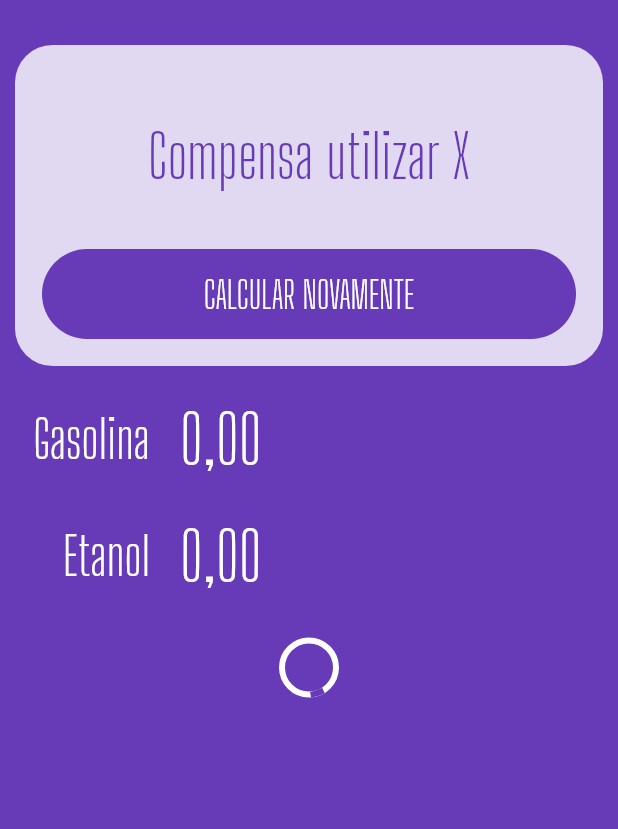
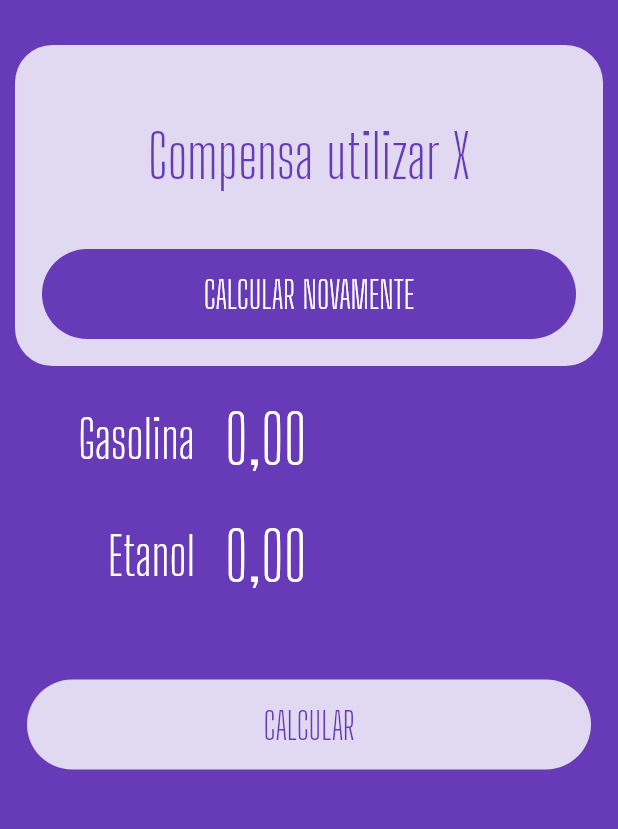
Before and after one commit to claylton/ethanol_or_gasoline, a Flutter app: the screen it shows after launch, on a phone screen of 412 x 824 dp, the part 270-1099 px from its top. Run offline on Flutter 3.47's test engine with Material 2 defaults, Android fonts, the phone set to English and light mode, and no system bars; our stand-ins replace mask_text_input_formatter.

Commit message:
Feat: Add submit forms

```diff
--- a/lib/main.dart
+++ b/lib/main.dart
@@ -1,6 +1,5 @@
-import 'package:ethanol_or_gasoline/widgets/input_widget.dart';
-import 'package:ethanol_or_gasoline/widgets/loading_button_widget.dart';
 import 'package:ethanol_or_gasoline/widgets/logo_widget.dart';
+import 'package:ethanol_or_gasoline/widgets/submit_forms.dart';
 import 'package:ethanol_or_gasoline/widgets/success_card_widget.dart';
 import 'package:flutter/material.dart';
 
@@ -36,16 +35,12 @@ class HomePage extends StatelessWidget {
           const LogoWidget(),
           SuccessCardWidget(
             label: "Compensa utilizar X",
-            onPressed: (){},
+            onPressed: () {},
           ),
-          InputWidget(label: "Gasolina"),
-          InputWidget(label: "Etanol"),
-          LoadingButtonWidget(
-            isLoading: true,
-            invertColors: false,
+          SubmitForms(
+            isLoading: false,
             onPressed: () {},
-            label: "CALCULAR",
-          )
+          ),
         ],
       ),
     );
--- /dev/null
+++ b/lib/widgets/submit_forms.dart
@@ -0,0 +1,44 @@
+// ignore_for_file: public_member_api_docs, sort_constructors_first
+import 'package:ethanol_or_gasoline/widgets/input_widget.dart';
+import 'package:ethanol_or_gasoline/widgets/loading_button_widget.dart';
+import 'package:flutter/material.dart';
+
+class SubmitForms extends StatelessWidget {
+  final bool isLoading;
+  final Function()? onPressed;
+
+  const SubmitForms({
+    Key? key,
+    required this.isLoading,
+    this.onPressed,
+  }) : super(key: key);
+
+  @override
+  Widget build(BuildContext context) {
+    return Column(
+      children: [
+        Padding(
+          padding: const EdgeInsets.only(
+            left: 30,
+            right: 30,
+          ),
+          child: InputWidget(label: "Gasolina"),
+        ),
+        Padding(
+          padding: const EdgeInsets.only(
+            left: 30,
+            right: 30,
+          ),
+          child: InputWidget(label: "Etanol"),
+        ),
+        const SizedBox(height: 25),
+        LoadingButtonWidget(
+          isLoading: isLoading,
+          invertColors: false,
+          onPressed: onPressed,
+          label: "CALCULAR",
+        )
+      ],
+    );
+  }
+}
```
